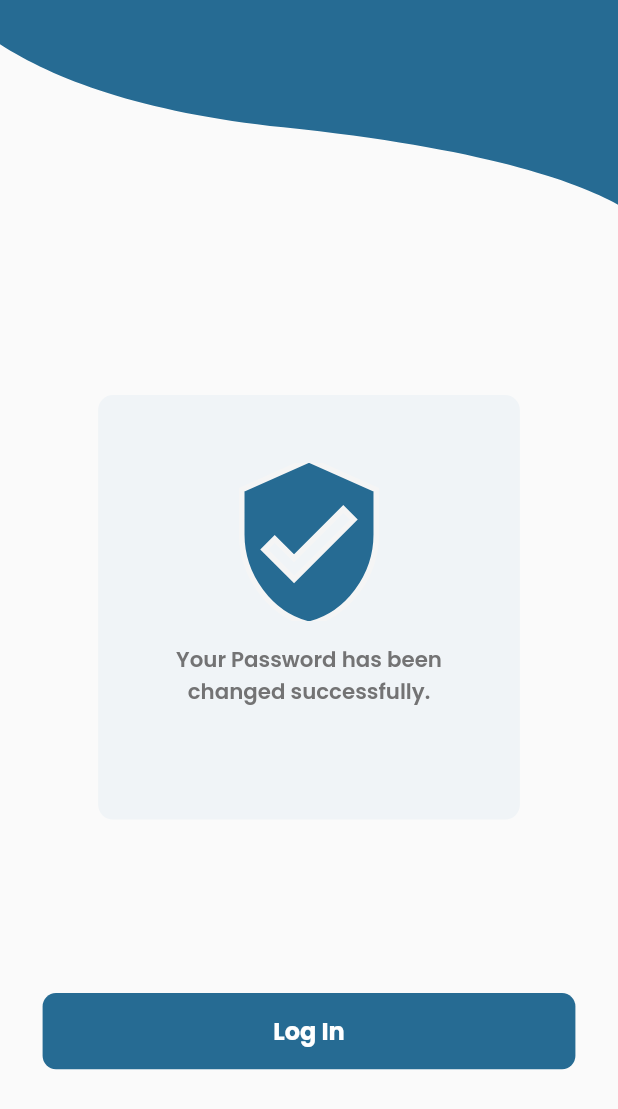
After one commit to Hurair17/zia, a Flutter app: the PasswordChangeSuccessfully screen opened directly, on a phone screen of 412 x 824 dp. The commit adds this screen. Shown: the top 1109 px of the screen. Run offline on Flutter 3.47's test engine with Material 2 defaults, Android fonts, the light colour scheme and no system bars; our stand-ins replace flutter_countdown_timer, flutter_screenutil, flutter_svg, get, get_it, shared_preferences; accounts and stored records are empty.

Commit message:
Password Successfully changed Screen UI done

```diff
--- /dev/null
+++ b/lib/ui/screens/forget_password/password_success_change_screen.dart
@@ -0,0 +1,78 @@
+import 'package:flutter/material.dart';
+import 'package:flutter_screenutil/flutter_screenutil.dart';
+import 'package:flutter_svg/flutter_svg.dart';
+import 'package:recrutment_help_app/ui/screens/login_screen/login.dart';
+
+import '../../../core/constant/color.dart';
+import '../../custom_widget/down_elevated_btn.dart';
+
+class PasswordChangeSuccessfully extends StatelessWidget {
+  const PasswordChangeSuccessfully({Key? key}) : super(key: key);
+
+  @override
+  Widget build(BuildContext context) {
+    return SafeArea(
+      child: Scaffold(
+        body: SingleChildScrollView(
+          child: Column(
+            children: [
+              SizedBox(
+                height: 176.h,
+                child: SvgPicture.asset('assets/icons/auth_screen_design.svg',
+                    fit: BoxFit.cover),
+              ),
+              SizedBox(
+                height: 120.h,
+              ),
+              Container(
+                width: 316.h,
+                height: 318.h,
+                decoration: BoxDecoration(
+                  borderRadius: BorderRadius.circular(10),
+                  color: ksecondaryColorForBack,
+                ),
+                child: Column(
+                  children: [
+                    SizedBox(
+                      height: 51.h,
+                    ),
+                    SizedBox(
+                      height: 118.h,
+                      width: 97.w,
+                      child: SvgPicture.asset('assets/icons/verify_logo.svg',
+                          fit: BoxFit.cover),
+                    ),
+                    SizedBox(
+                      height: 17.h,
+                    ),
+                    Padding(
+                      padding: const EdgeInsets.symmetric(horizontal: 22),
+                      child: Text(
+                        'Your Password has been changed successfully.',
+                        textAlign: TextAlign.center,
+                        style: TextStyle(
+                          color: ksecondaryColor,
+                          fontFamily: 'Poppins',
+                          fontSize: 16.sp,
+                          fontWeight: FontWeight.w600,
+                        ),
+                      ),
+                    ),
+                  ],
+                ),
+              ),
+              SizedBox(
+                height: 130.h,
+              ),
+              DownElevetedButton(
+                // formKey: formKey,
+                link: LoginScreen(),
+                buttonText: 'Log In',
+              ),
+            ],
+          ),
+        ),
+      ),
+    );
+  }
+}
--- a/lib/ui/screens/forget_password/reset_password_screen.dart
+++ b/lib/ui/screens/forget_password/reset_password_screen.dart
@@ -3,6 +3,7 @@ import 'package:flutter_screenutil/flutter_screenutil.dart';
 import 'package:flutter_svg/flutter_svg.dart';
 import 'package:provider/provider.dart';
 import 'package:recrutment_help_app/ui/screens/forget_password/forget_pass_view_model.dart';
+import 'package:recrutment_help_app/ui/screens/forget_password/password_success_change_screen.dart';
 
 import '../../../core/constant/color.dart';
 import '../../custom_widget/down_elevated_btn.dart';
@@ -91,7 +92,7 @@ class ResetPasswordScreen extends StatelessWidget {
                             ),
                             DownElevetedButton(
                               formKey: formKey,
-                              link: ResetPasswordScreen(),
+                              link: PasswordChangeSuccessfully(),
                               buttonText: 'Reset Password',
                             ),
                           ],
```
